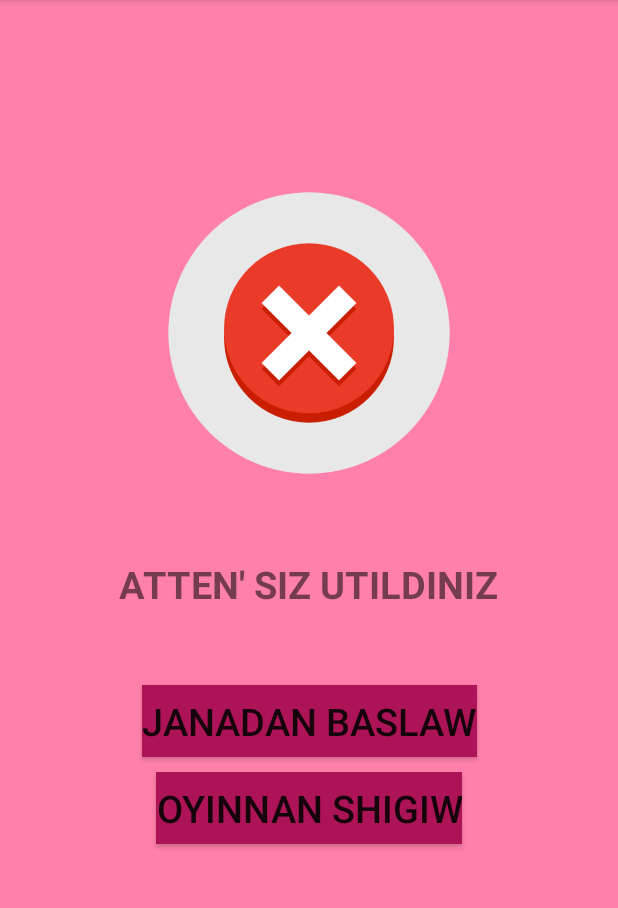
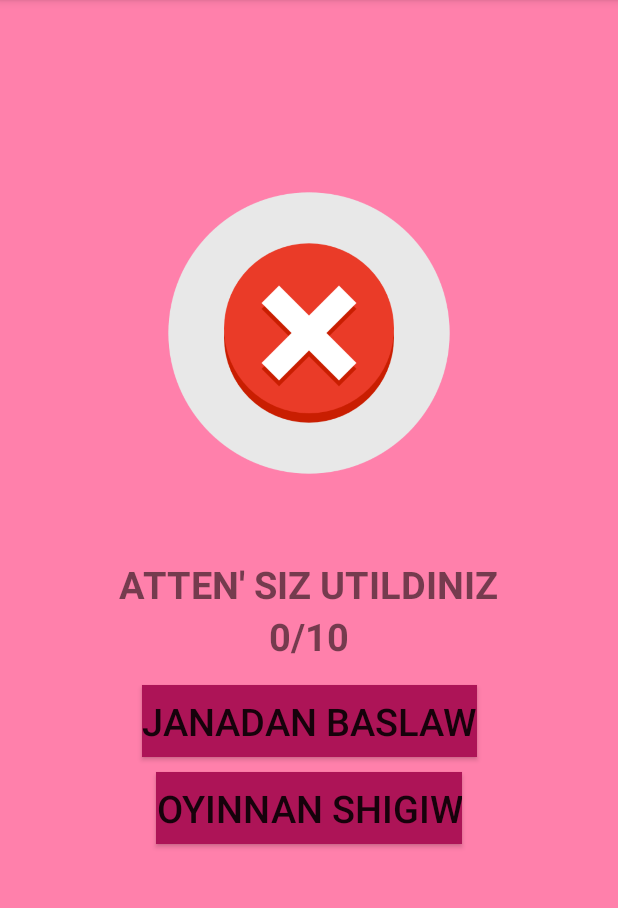
Before and after one commit to shariyar770/MathGo, an Android app: the GameOverActivity screen opened directly, with no data from a screen before it, on a phone screen of 412 x 824 dp, the part 84-992 px from its top. Run offline under Robolectric (Android 15) with nearby library versions, the phone set to English and light mode, and no system bars.

Commit message:
added new functions

```diff
--- a/app/src/main/java/com/example/mathgo/GameOverActivity.kt
+++ b/app/src/main/java/com/example/mathgo/GameOverActivity.kt
@@ -3,7 +3,10 @@ package com.example.mathgo
 import android.content.Intent
 import androidx.appcompat.app.AppCompatActivity
 import android.os.Bundle
+import kotlinx.android.synthetic.main.activity_game_over.*
 import kotlinx.android.synthetic.main.activity_win.*
+import kotlinx.android.synthetic.main.activity_win.janabas
+import kotlinx.android.synthetic.main.activity_win.shigiw
 
 class GameOverActivity : AppCompatActivity() {
 
@@ -11,6 +14,8 @@ class GameOverActivity : AppCompatActivity() {
         super.onCreate(savedInstanceState)
         setContentView(R.layout.activity_game_over)
 
+        var rigthAnswerCount=intent.getIntExtra(GameActivity.RIGHT_ANSWERS_COUNT,0)
+        tvScore.text="$rigthAnswerCount/${GameActivity.LEVEL_COUNT}"
         janabas.setOnClickListener{
             val xat = Intent (this, MainActivity::class.java)
             startActivity(xat)
--- a/app/src/main/res/layout/activity_game_over.xml
+++ b/app/src/main/res/layout/activity_game_over.xml
@@ -19,6 +19,16 @@
         app:layout_constraintTop_toTopOf="parent"
         app:layout_constraintBottom_toBottomOf="parent"
         android:layout_marginTop="10dp"
+        />
+    <TextView
+        android:id="@+id/tvScore"
+        android:textSize="25sp"
+        android:layout_width="match_parent"
+        android:layout_height="wrap_content"
+        android:text="natije"
+        app:layout_constraintTop_toBottomOf="@id/utildi"
+        android:gravity="center_horizontal"
+        android:textStyle="bold"
         />
 
     <ImageView
```
Also changed, not shown: app/src/main/java/com/example/mathgo/GameActivity.kt (+23 -16 lines).
